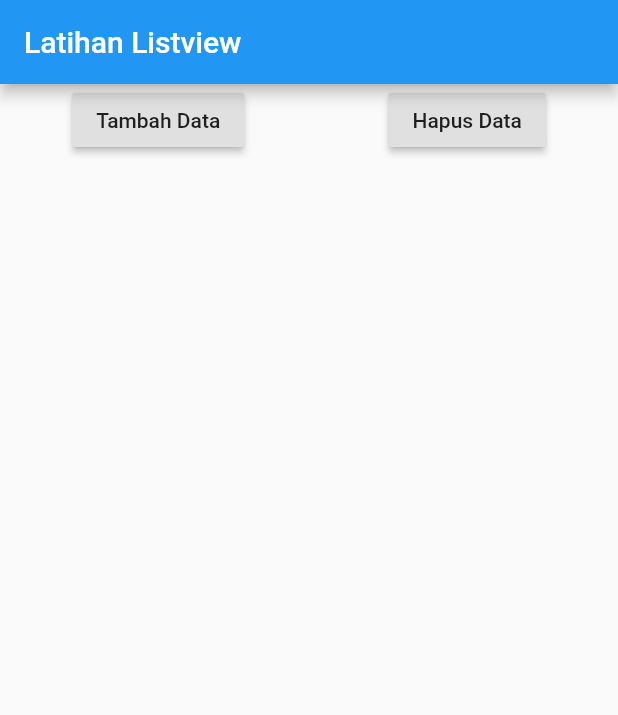
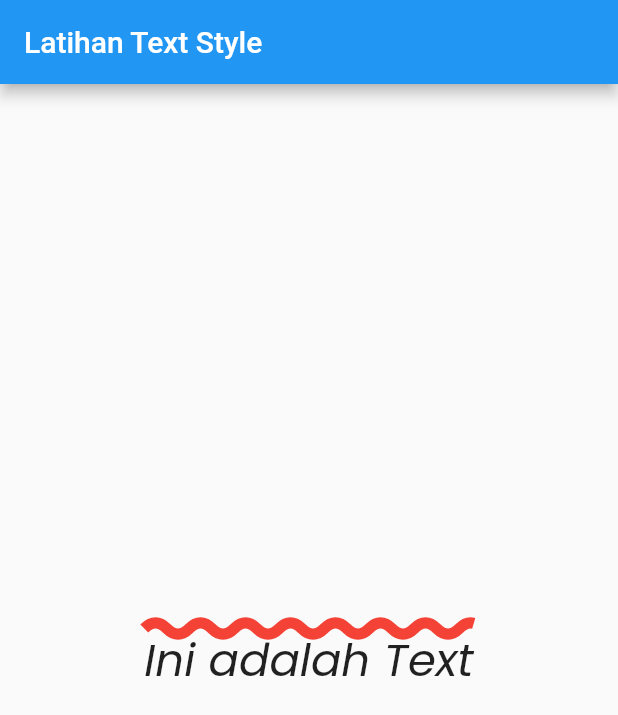
Before and after one commit to bayunugrraha/flutter_example, a Flutter app: the screen it shows after launch, on a phone screen of 412 x 824 dp. Shown: the top 715 px of the screen. Run offline on Flutter 3.47's test engine with Material 2 defaults, Android fonts, the phone set to English and light mode, and no system bars.

Commit message:
text style

```diff
--- a/lib/main.dart
+++ b/lib/main.dart
@@ -1,56 +1,29 @@
+import 'dart:ui';
+
 import 'package:flutter/material.dart';
 
 void main() => runApp(MyApp());
 
-class MyApp extends StatefulWidget {
-  @override
-  _MyAppState createState() => _MyAppState();
-}
-
-class _MyAppState extends State<MyApp> {
-  List<Widget> widgets = [];
-  int counter = 1;
-
+class MyApp extends StatelessWidget {
   @override
   Widget build(BuildContext context) {
     return MaterialApp(
       home: Scaffold(
         appBar: AppBar(
-          title: Text("Latihan Listview"),
+          title: Text("Latihan Text Style"),
         ),
-        body: ListView(
-          children: <Widget>[
-            Row(
-              mainAxisAlignment: MainAxisAlignment.spaceAround,
-              children: [
-                RaisedButton(
-                  child: Text("Tambah Data"),
-                  onPressed: () {
-                    setState(() {
-                      widgets.add(Text(
-                        "Data ke" + counter.toString(),
-                        style: TextStyle(fontSize: 35),
-                      ));
-                      counter++;
-                    });
-                  },
-                ),
-                RaisedButton(
-                  child: Text("Hapus Data"),
-                  onPressed: () {
-                    setState(() {
-                      widgets.removeLast();
-                      counter--;
-                    });
-                  },
-                )
-              ],
-            ),
-            Column(
-              crossAxisAlignment: CrossAxisAlignment.start,
-              children: widgets,
-            )
-          ],
+        body: Center(
+          child: Text(
+            "Ini adalah Text",
+            style: TextStyle(
+                fontFamily: "Poppins",
+                fontStyle: FontStyle.italic,
+                fontSize: 30,
+                decoration: TextDecoration.overline,
+                decorationColor: Colors.red,
+                decorationThickness: 5,
+                decorationStyle: TextDecorationStyle.wavy),
+          ),
         ),
       ),
     );
```
Also changed, not shown: pubspec.yaml (+6 -6 lines), fonts/Poppins-Italic.ttf (added), fonts/Poppins-Regular.ttf (added).
